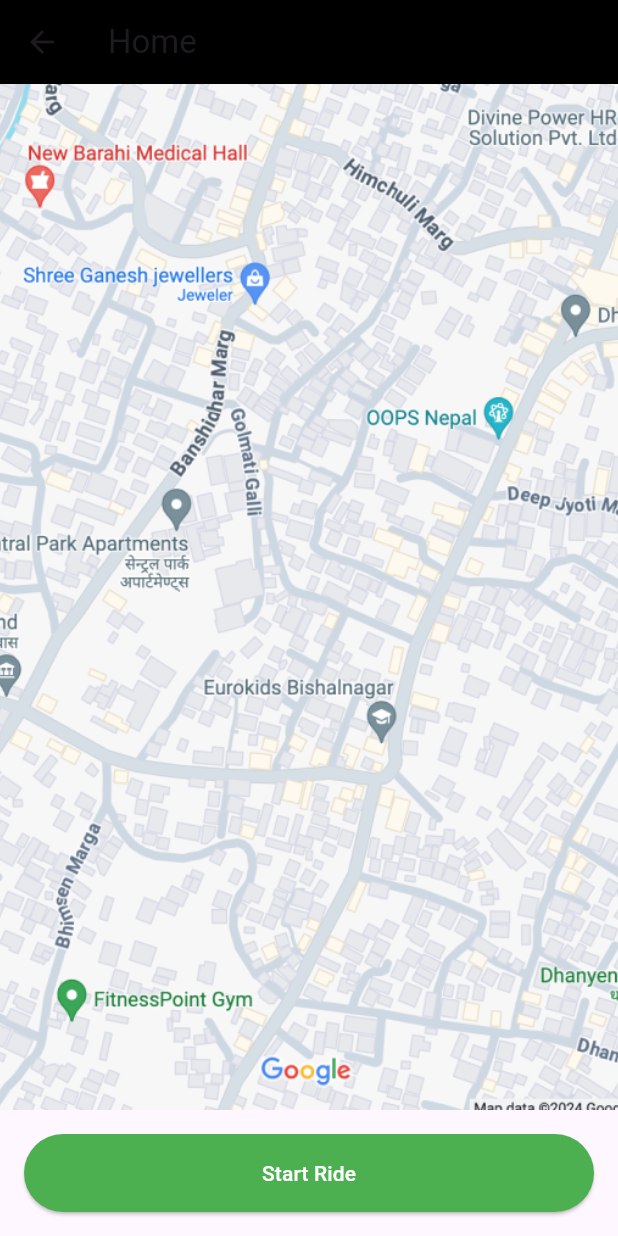
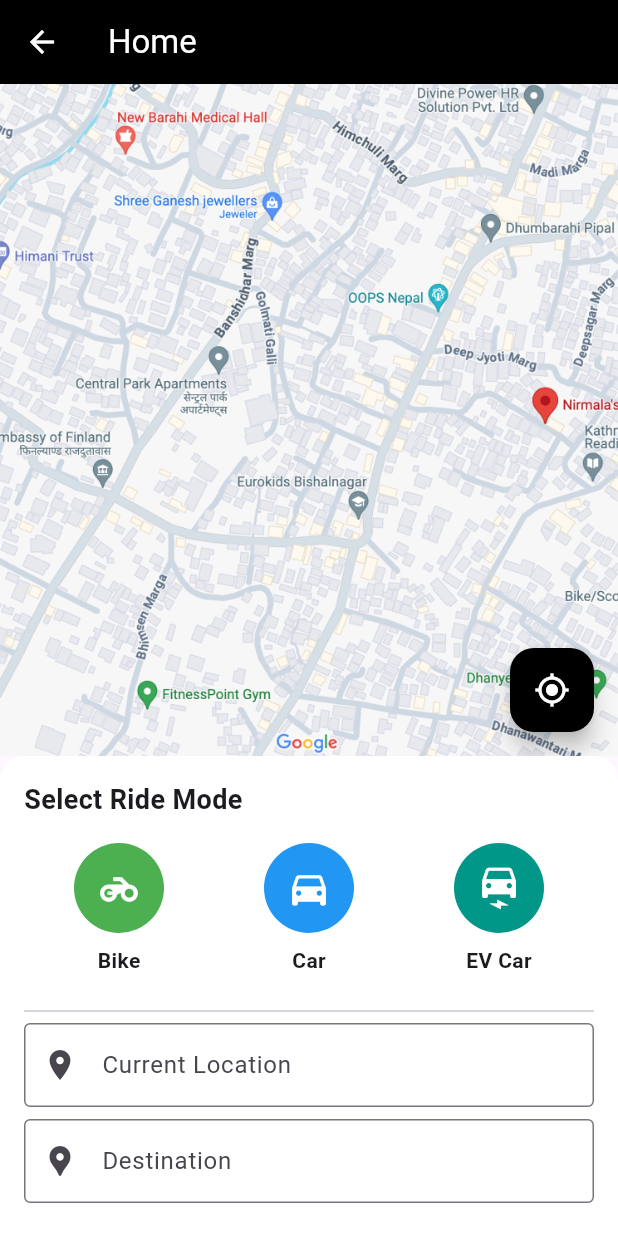
Before and after one commit to SupragyaBasnet/uber_project, a Flutter app: the HomeScreenView screen opened directly, on a phone screen of 412 x 824 dp. Run offline on Flutter 3.47's test engine with Material 3 defaults, Android fonts, the phone set to English and light mode, and no system bars.

Commit message:
user_dashboard

```diff
--- /dev/null
+++ b/lib/model/user/home.dart
@@ -0,0 +1,39 @@
+
+import 'package:flutter/cupertino.dart';
+import 'package:flutter/material.dart';
+
+class RideOptionButton extends StatelessWidget {
+  final IconData icon;
+  final String label;
+  final Color color;
+  final VoidCallback onTap;
+
+  const RideOptionButton({
+    super.key,
+    required this.icon,
+    required this.label,
+    required this.color,
+    required this.onTap,
+  });
+
+  @override
+  Widget build(BuildContext context) {
+    return GestureDetector(
+      onTap: onTap,
+      child: Column(
+        children: [
+          CircleAvatar(
+            radius: 30,
+            backgroundColor: color,
+            child: Icon(icon, color: Colors.white, size: 30),
+          ),
+          const SizedBox(height: 8),
+          Text(
+            label,
+            style: const TextStyle(fontSize: 14, fontWeight: FontWeight.w600),
+          ),
+        ],
+      ),
+    );
+  }
+}
--- a/lib/view/user/dashboard/home_screen_view.dart
+++ b/lib/view/user/dashboard/home_screen_view.dart
@@ -1,4 +1,6 @@
 import 'package:flutter/material.dart';
+import '../../../model/user/home.dart';
+import 'fare_screen_view.dart'; // Import the new screen
 
 class HomeScreenView extends StatelessWidget {
   const HomeScreenView({super.key});
@@ -7,40 +9,133 @@
   Widget build(BuildContext context) {
     return Scaffold(
       appBar: AppBar(
+        leading: IconButton(
+          icon: const Icon(Icons.arrow_back), // Back arrow icon
+          onPressed: () {
+            Navigator.pop(context); // Go back to the previous screen
+          },
+        ),
         title: const Text('Home'),
         backgroundColor: Colors.black,
+        foregroundColor: Colors.white,
       ),
       body: Column(
         children: [
           Expanded(
+            flex: 7, // Increased flex to make the map larger
             child: Container(
               decoration: const BoxDecoration(
                 image: DecorationImage(
-                  image: AssetImage('assets/images/map.png'),
+                  image: AssetImage('assets/images/map.png'), // Replace with your map image
                   fit: BoxFit.cover,
                 ),
               ),
+              child: Stack(
+                children: [
+                  Positioned(
+                    bottom: 16,
+                    right: 16,
+                    child: FloatingActionButton(
+                      onPressed: () {
+                        // Add functionality for location or map control
+                      },
+                      backgroundColor: Colors.black,
+                      child: const Icon(Icons.my_location, color: Colors.white),
+                    ),
+                  ),
+                ],
+              ),
             ),
           ),
-          Padding(
-            padding: const EdgeInsets.all(16.0),
-            child: Column(
-              crossAxisAlignment: CrossAxisAlignment.stretch,
-              children: [
-                ElevatedButton(
-                  onPressed: () {
-                    // Handle navigation
-                  },
-                  style: ElevatedButton.styleFrom(
-                    backgroundColor: Colors.green,
-                    padding: const EdgeInsets.all(16),
-                  ),
-                  child: const Text(
-                    'Start Ride',
-                    style: TextStyle(color: Colors.white),
-                  ),
+          Expanded(
+            flex: 5, // Reduced flex for the bottom container
+            child: Container(
+              padding: const EdgeInsets.all(16.0),
+              decoration: const BoxDecoration(
+                color: Colors.white,
+                borderRadius: BorderRadius.only(
+                  topLeft: Radius.circular(16.0),
+                  topRight: Radius.circular(16.0),
                 ),
-              ],
+              ),
+              child: SingleChildScrollView(
+                child: Column(
+                  crossAxisAlignment: CrossAxisAlignment.stretch,
+                  children: [
+                    const Text(
+                      'Select Ride Mode',
+                      style: TextStyle(fontSize: 18, fontWeight: FontWeight.bold),
+                    ),
+                    const SizedBox(height: 16),
+                    Row(
+                      mainAxisAlignment: MainAxisAlignment.spaceAround,
+                      children: [
+                        RideOptionButton(
+                          icon: Icons.motorcycle,
+                          label: 'Bike',
+                          color: Colors.green,
+                          onTap: () {
+                            // Handle bike ride selection
+                          },
+                        ),
+                        RideOptionButton(
+                          icon: Icons.directions_car,
+                          label: 'Car',
+                          color: Colors.blue,
+                          onTap: () {
+                            // Handle car ride selection
+                          },
+                        ),
+                        RideOptionButton(
+                          icon: Icons.electric_car,
+                          label: 'EV Car',
+                          color: Colors.teal,
+                          onTap: () {
+                            // Handle EV car ride selection
+                          },
+                        ),
+                      ],
+                    ),
+                    const SizedBox(height: 16),
+                    const Divider(),
+                    TextField(
+                      decoration: const InputDecoration(
+                        labelText: 'Current Location',
+                        border: OutlineInputBorder(),
+                        prefixIcon: Icon(Icons.location_on),
+                      ),
+                    ),
+                    const SizedBox(height: 8),
+                    TextField(
+                      decoration: const InputDecoration(
+                        labelText: 'Destination',
+                        border: OutlineInputBorder(),
+                        prefixIcon: Icon(Icons.location_pin),
+                      ),
+                    ),
+                    const SizedBox(height: 8),
+                    GestureDetector(
+                      onTap: () {
+                        Navigator.push(
+                          context,
+                          MaterialPageRoute(
+                            builder: (context) => const FareScreenView(),
+                          ),
+                        );
+                      },
+                      child: AbsorbPointer(
+                        child: TextField(
+                          decoration: const InputDecoration(
+                            labelText: 'Fare (Estimated)',
+                            border: OutlineInputBorder(),
+                            prefixIcon: Icon(Icons.money),
+                          ),
+                        ),
+                      ),
+                    ),
+                  ],
+                ),
+              ),
             ),
           ),
         ],
```
Also changed, not shown: lib/view/user/dashboard/fare_screen_view.dart (added, +77 -0 lines), lib/view/user/dashboard/ride_history_screen_view.dart (+7 -0 lines), lib/view/user/dashboard/settings_screen_view.dart (+7 -0 lines).
